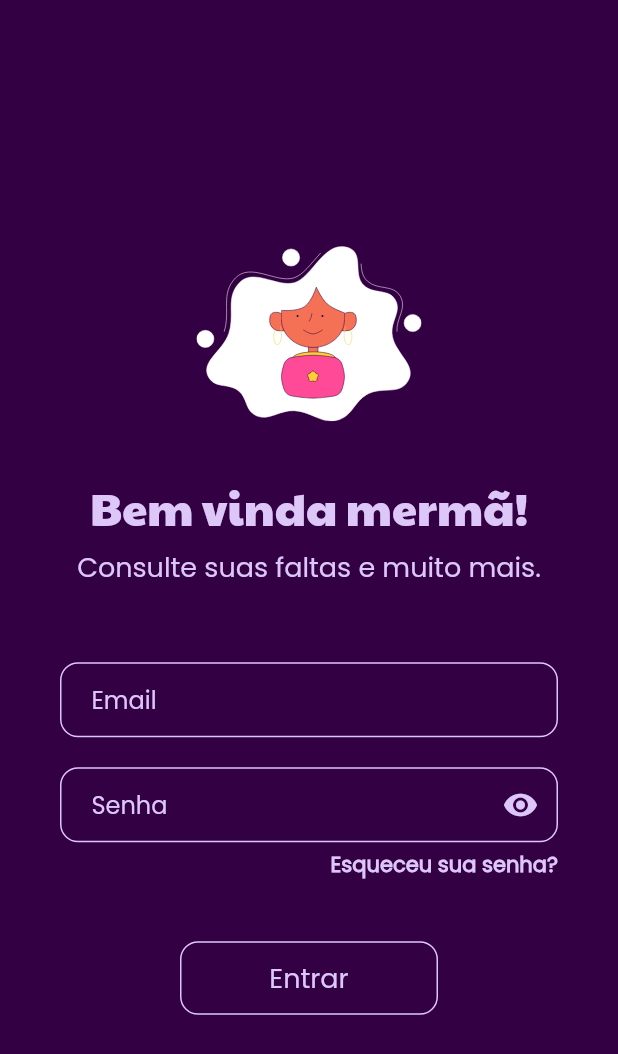
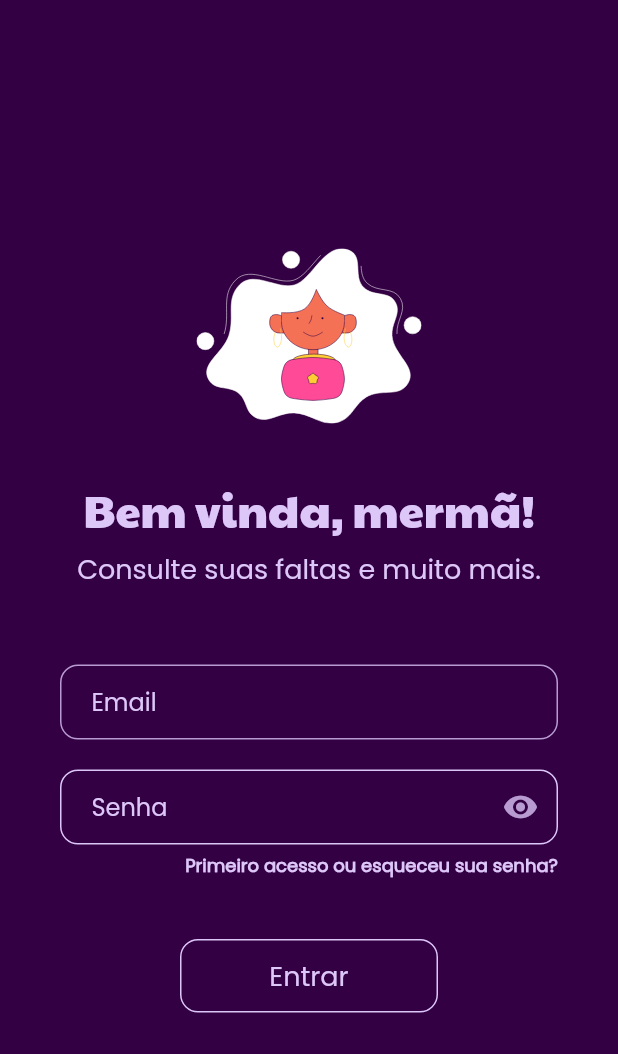
Before and after one commit to vnschneider/mermas_digitais_app, a Flutter app: the screen it shows after launch, on a phone screen of 412 x 824 dp. Shown: the top 1054 px of the screen. Run offline on Flutter 3.47's test engine with Material 2 defaults, Android fonts, the phone set to English and light mode, and no system bars; our stand-ins replace firebase_auth, firebase_core, flutter_svg; missing offline and left inert: custom_line_indicator_bottom_navbar; accounts and stored records are empty.

Commit message:
LoginPage

```diff
--- a/lib/loginPages/checkLogin.dart
+++ b/lib/loginPages/checkLogin.dart
@@ -1,8 +1,7 @@
+// ignore_for_file: file_names
+
 import 'package:firebase_auth/firebase_auth.dart';
 import 'package:flutter/material.dart';
-import 'package:flutter/src/widgets/framework.dart';
-import 'package:flutter/src/widgets/placeholder.dart';
-
 import '../menuPages/homePage.dart';
 import 'loginPage.dart';
 
@@ -16,9 +15,9 @@
         stream: FirebaseAuth.instance.authStateChanges(),
         builder: (context, snapshot) {
           if (snapshot.hasData) {
-            return HomePage();
+            return const HomePage();
           } else {
-            return LoginPage();
+            return const LoginPage();
           }
         },
       ),
--- a/lib/loginPages/loginPage.dart
+++ b/lib/loginPages/loginPage.dart
@@ -1,5 +1,7 @@
+// ignore_for_file: file_names
+
+import 'package:flutter/material.dart';
 import 'package:firebase_auth/firebase_auth.dart';
-import 'package:flutter/material.dart';
 import 'package:flutter_svg/flutter_svg.dart';
 
 class LoginPage extends StatefulWidget {
@@ -55,11 +57,11 @@
                   width: 150,
                   height: 150,
                 ),
-                SizedBox(height: 20),
+                const SizedBox(height: 20),
 
                 //Ola merma
-                Text(
-                  'Bem vinda mermã!',
+                const Text(
+                  'Bem vinda, mermã!',
                   style: TextStyle(
                       color: Color.fromARGB(255, 221, 199, 248),
                       fontFamily: 'PaytoneOne',
@@ -68,8 +70,8 @@
                 ),
 
                 //Bemvinda
-                SizedBox(height: 5),
-                Text(
+                const SizedBox(height: 5),
+                const Text(
                   'Consulte suas faltas e muito mais.',
                   style: TextStyle(
                       color: Color.fromARGB(255, 221, 199, 248),
@@ -77,23 +79,23 @@
                       //fontWeight: FontWeight.bold,
                       fontSize: 18),
                 ),
-                SizedBox(height: 50),
+                const SizedBox(height: 50),
 
                 //Email TextField
                 Padding(
                   padding: const EdgeInsets.symmetric(horizontal: 20),
                   child: Container(
                     decoration: BoxDecoration(
-                      color: Color.fromARGB(255, 51, 0, 67),
-                      border:
-                          Border.all(color: Color.fromARGB(255, 221, 199, 248)),
+                      color: const Color.fromARGB(255, 51, 0, 67),
+                      border: Border.all(
+                          color: const Color.fromARGB(200, 221, 199, 248)),
                       borderRadius: BorderRadius.circular(12),
                     ),
                     child: Padding(
                       padding: const EdgeInsets.only(left: 20.0),
                       child: TextField(
                         controller: _emailController,
-                        decoration: InputDecoration(
+                        decoration: const InputDecoration(
                           border: InputBorder.none,
                           hintText: 'Email',
                           hintStyle: TextStyle(
@@ -104,16 +106,16 @@
                     ),
                   ),
                 ),
-                SizedBox(height: 20),
+                const SizedBox(height: 20),
 
                 //Password TextField
                 Padding(
                   padding: const EdgeInsets.symmetric(horizontal: 20),
                   child: Container(
                     decoration: BoxDecoration(
-                      color: Color.fromARGB(255, 51, 0, 67),
-                      border:
-                          Border.all(color: Color.fromARGB(255, 221, 199, 248)),
+                      color: const Color.fromARGB(255, 51, 0, 67),
+                      border: Border.all(
+                          color: const Color.fromARGB(255, 221, 199, 248)),
                       borderRadius: BorderRadius.circular(12),
                     ),
                     child: Padding(
@@ -129,14 +131,14 @@
                               });
                               print(showpassword);
                             },
-                            child: Icon(
+                            child: const Icon(
                               Icons.remove_red_eye_sharp,
-                              color: Color.fromARGB(255, 221, 199, 248),
+                              color: Color.fromARGB(200, 221, 199, 248),
                             ),
                           ),
                           border: InputBorder.none,
                           hintText: 'Senha',
-                          hintStyle: TextStyle(
+                          hintStyle: const TextStyle(
                               fontFamily: 'Poppins',
                               color: Color.fromARGB(255, 221, 199, 248)),
                         ),
@@ -144,7 +146,7 @@
                     ),
                   ),
                 ),
-                SizedBox(height: 5),
+                const SizedBox(height: 5),
 
                 //Esqueceu sua senha?
                 Padding(
@@ -154,12 +156,12 @@
                     children: [
                       GestureDetector(
                         onTap: () {},
-                        child: Text(
-                          'Esqueceu sua senha?',
+                        child: const Text(
+                          'Primeiro acesso ou esqueceu sua senha?',
                           style: TextStyle(
                               fontFamily: 'Poppins',
                               color: Color.fromARGB(255, 221, 199, 248),
-                              fontSize: 14,
+                              fontSize: 12,
                               fontWeight: FontWeight.bold),
                         ),
                       ),
@@ -167,7 +169,7 @@
                   ),
                 ),
 
-                SizedBox(height: 40),
+                const SizedBox(height: 40),
 
                 //LoginButton
                 Padding(
@@ -175,14 +177,14 @@
                   child: GestureDetector(
                     onTap: signIn,
                     child: Container(
-                      padding: EdgeInsets.all(10),
+                      padding: const EdgeInsets.all(10),
                       decoration: BoxDecoration(
-                        color: Color.fromARGB(255, 51, 0, 67),
+                        color: const Color.fromARGB(255, 51, 0, 67),
                         border: Border.all(
-                            color: Color.fromARGB(255, 221, 199, 248)),
+                            color: const Color.fromARGB(255, 221, 199, 248)),
                         borderRadius: BorderRadius.circular(12),
                       ),
-                      child: Center(
+                      child: const Center(
                         child: Text(
                           'Entrar',
                           style: TextStyle(
```
